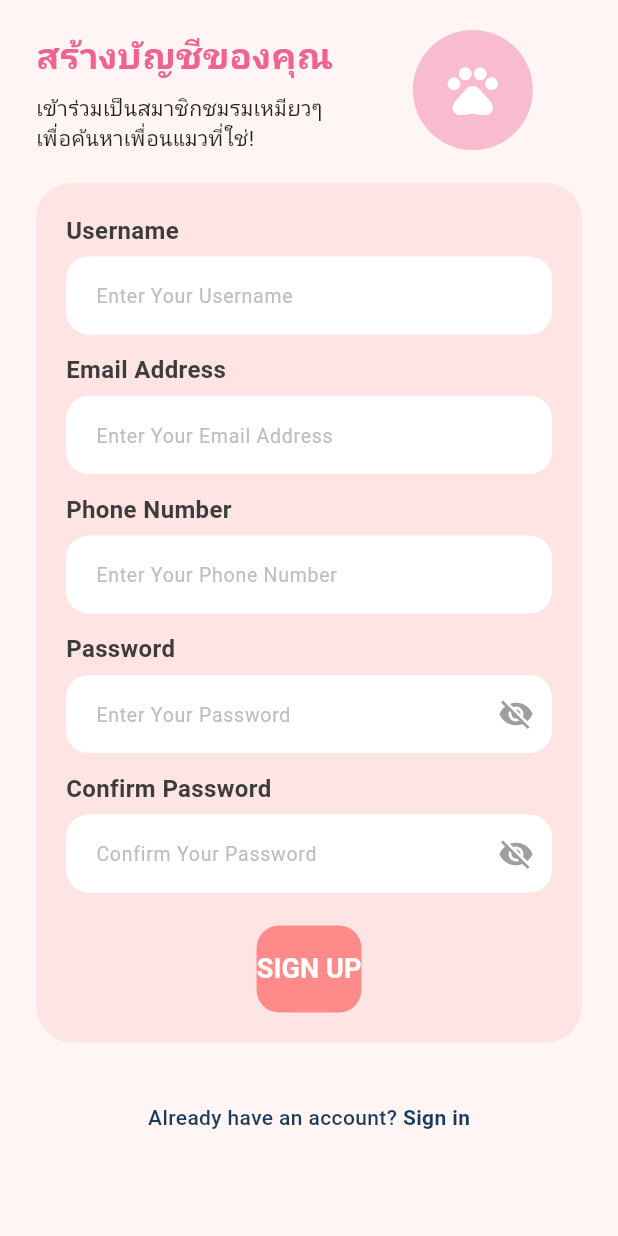
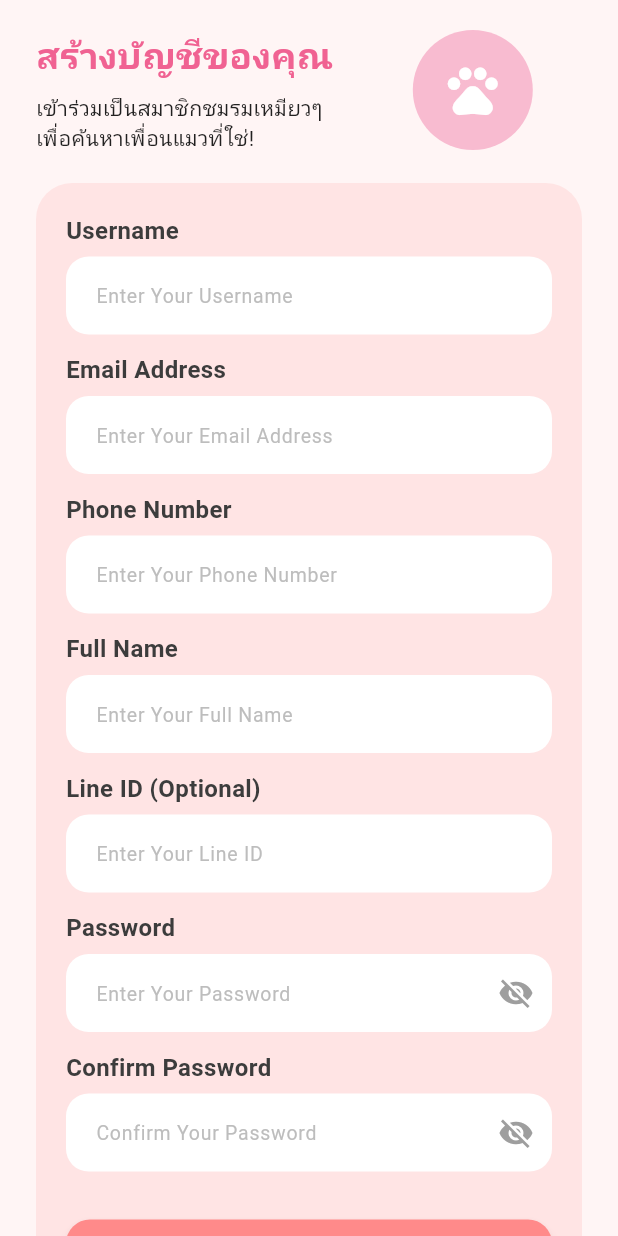
Before and after one commit to nadee157567-pixel/Project-2-, a Flutter app: the LoginScreen screen opened directly, after a tap on "Sign up", on a phone screen of 412 x 824 dp. Run offline on Flutter 3.47's test engine with Material 3 defaults, Android fonts, the phone set to English and light mode, and no system bars; our stand-ins replace image_picker; network calls fail.

Commit message:
feat: add user profile, authentication, and evaluation screens with database schema support

```diff
--- a/catslover_app/lib/screens/login_screen.dart
+++ b/catslover_app/lib/screens/login_screen.dart
@@ -2,7 +2,7 @@ import 'package:flutter/material.dart';
 import 'package:http/http.dart' as http;
 import 'dart:convert';
 import 'signup_screen.dart';
-import 'home_screen.dart'; // We'll navigate here on success
+import 'home_screen.dart';
 import '../config/api_config.dart';
 
 class LoginScreen extends StatefulWidget {
@@ -67,7 +67,7 @@ class _LoginScreenState extends State<LoginScreen> {
   @override
   Widget build(BuildContext context) {
     return Scaffold(
-      backgroundColor: const Color(0xFFFFF5F5), // Pale pink background
+      backgroundColor: const Color(0xFFFFF5F5),
       body: SafeArea(
         child: SingleChildScrollView(
           padding: const EdgeInsets.symmetric(horizontal: 24.0, vertical: 40.0),
@@ -75,7 +75,6 @@ class _LoginScreenState extends State<LoginScreen> {
             crossAxisAlignment: CrossAxisAlignment.stretch,
             children: [
               const SizedBox(height: 20),
-              // Header & Mascot
               Row(
                 crossAxisAlignment: CrossAxisAlignment.start,
                 children: [
@@ -119,11 +118,10 @@ class _LoginScreenState extends State<LoginScreen> {
               ),
               const SizedBox(height: 40),
 
-              // Login Card
               Container(
                 padding: const EdgeInsets.all(24),
                 decoration: BoxDecoration(
-                  color: const Color(0xFFFFE4E4), // Light pink card
+                  color: const Color(0xFFFFE4E4),
                   borderRadius: BorderRadius.circular(30),
                 ),
                 child: Column(
@@ -133,12 +131,11 @@ class _LoginScreenState extends State<LoginScreen> {
                       style: TextStyle(
                         fontSize: 20,
                         fontWeight: FontWeight.bold,
-                        color: Color(0xFF1B3B5A), // Dark blue text
+                        color: Color(0xFF1B3B5A),
                       ),
                     ),
                     const SizedBox(height: 24),
 
-                    // Username
                     TextField(
                       controller: _usernameController,
                       decoration: InputDecoration(
@@ -156,7 +153,6 @@ class _LoginScreenState extends State<LoginScreen> {
                     ),
                     const SizedBox(height: 16),
 
-                    // Password
                     TextField(
                       controller: _passwordController,
                       obscureText: _isObscure,
@@ -186,7 +182,6 @@ class _LoginScreenState extends State<LoginScreen> {
                     ),
                     const SizedBox(height: 12),
 
-                    // Forgot password
                     Align(
                       alignment: Alignment.centerLeft,
                       child: TextButton(
@@ -202,34 +197,37 @@ class _LoginScreenState extends State<LoginScreen> {
               ),
               const SizedBox(height: 30),
 
-              // SIGN IN Button
               Padding(
                 padding: const EdgeInsets.symmetric(horizontal: 40),
+                child: SizedBox(
+                  width: double.infinity,
+                  height: 52,
                   child: ElevatedButton(
                     onPressed: _isLoading ? null : _login,
                     style: ElevatedButton.styleFrom(
-                    backgroundColor: const Color(0xFFFF8A8A), // Salmon pink
-                    padding: const EdgeInsets.symmetric(vertical: 16),
+                      backgroundColor: const Color(0xFFFF8A8A),
                       shape: RoundedRectangleBorder(
-                      borderRadius: BorderRadius.circular(15),
+                        borderRadius: BorderRadius.circular(16),
                       ),
-                    elevation: 0,
+                      elevation: 3,
+                      shadowColor: const Color(0xFFFF8A8A).withOpacity(0.4),
                     ),
                     child: _isLoading
-                      ? const SizedBox(height: 20, width: 20, child: CircularProgressIndicator(color: Colors.white, strokeWidth: 2))
+                        ? const SizedBox(height: 22, width: 22, child: CircularProgressIndicator(color: Colors.white, strokeWidth: 2.5))
                         : const Text(
                             "SIGN IN",
                             style: TextStyle(
                               fontSize: 18,
                               fontWeight: FontWeight.bold,
                               color: Colors.white,
+                              letterSpacing: 1.2,
+                            ),
                           ),
                   ),
                 ),
               ),
               const SizedBox(height: 40),
 
-              // Sign Up Link
               Row(
                 mainAxisAlignment: MainAxisAlignment.center,
                 children: [
--- a/catslover_app/lib/screens/signup_screen.dart
+++ b/catslover_app/lib/screens/signup_screen.dart
@@ -15,6 +15,8 @@ class _SignupScreenState extends State<SignupScreen> {
   final TextEditingController _usernameController = TextEditingController();
   final TextEditingController _emailController = TextEditingController();
   final TextEditingController _phoneController = TextEditingController();
+  final TextEditingController _fullnameController = TextEditingController();
+  final TextEditingController _lineIdController = TextEditingController();
   final TextEditingController _passwordController = TextEditingController();
   final TextEditingController _confirmController = TextEditingController();
 
@@ -26,11 +28,13 @@ class _SignupScreenState extends State<SignupScreen> {
     final username = _usernameController.text.trim();
     final email = _emailController.text.trim();
     final phone = _phoneController.text.trim();
+    final fullname = _fullnameController.text.trim();
+    final lineId = _lineIdController.text.trim();
     final password = _passwordController.text;
     final confirm = _confirmController.text;
 
-    if (username.isEmpty || email.isEmpty || password.isEmpty || confirm.isEmpty) {
-      ScaffoldMessenger.of(context).showSnackBar(const SnackBar(content: Text("กรุณากรอกข้อมูลให้ครบถ้วน")));
+    if (username.isEmpty || email.isEmpty || phone.isEmpty || fullname.isEmpty || password.isEmpty || confirm.isEmpty) {
+      ScaffoldMessenger.of(context).showSnackBar(const SnackBar(content: Text("กรุณากรอกข้อมูลที่จำเป็นให้ครบถ้วน")));
       return;
     }
 
@@ -49,6 +53,8 @@ class _SignupScreenState extends State<SignupScreen> {
           "username": username,
           "email": email,
           "phone": phone,
+          "fullname": fullname,
+          "line_id": lineId,
           "password": password
         }),
       );
@@ -178,31 +184,35 @@ class _SignupScreenState extends State<SignupScreen> {
                     _buildTextField("Username", "Enter Your Username", _usernameController),
                     _buildTextField("Email Address", "Enter Your Email Address", _emailController),
                     _buildTextField("Phone Number", "Enter Your Phone Number", _phoneController),
+                    _buildTextField("Full Name", "Enter Your Full Name", _fullnameController),
+                    _buildTextField("Line ID (Optional)", "Enter Your Line ID", _lineIdController),
                     _buildTextField("Password", "Enter Your Password", _passwordController, isPassword: true, isObscure: _isObscurePass, onToggleObscure: () => setState(() => _isObscurePass = !_isObscurePass)),
                     _buildTextField("Confirm Password", "Confirm Your Password", _confirmController, isPassword: true, isObscure: _isObscureConfirm, onToggleObscure: () => setState(() => _isObscureConfirm = !_isObscureConfirm)),
 
-                    const SizedBox(height: 10),
+                    const SizedBox(height: 20),
                     // SIGN UP Button
-                    Padding(
-                      padding: const EdgeInsets.symmetric(horizontal: 20),
+                    SizedBox(
+                      width: double.infinity,
+                      height: 52,
                       child: ElevatedButton(
                         onPressed: _isLoading ? null : _signup,
                         style: ElevatedButton.styleFrom(
                           backgroundColor: const Color(0xFFFF8A8A), // Salmon pink
-                          padding: const EdgeInsets.symmetric(vertical: 16),
                           shape: RoundedRectangleBorder(
-                            borderRadius: BorderRadius.circular(15),
+                            borderRadius: BorderRadius.circular(16),
                           ),
-                          elevation: 0,
+                          elevation: 3,
+                          shadowColor: const Color(0xFFFF8A8A).withOpacity(0.4),
                         ),
                         child: _isLoading
-                            ? const SizedBox(height: 20, width: 20, child: CircularProgressIndicator(color: Colors.white, strokeWidth: 2))
+                            ? const SizedBox(height: 22, width: 22, child: CircularProgressIndicator(color: Colors.white, strokeWidth: 2.5))
                             : const Text(
                                 "SIGN UP",
                                 style: TextStyle(
                                   fontSize: 18,
                                   fontWeight: FontWeight.bold,
                                   color: Colors.white,
+                                  letterSpacing: 1.2,
                                 ),
                               ),
                       ),
```
Also changed, not shown: catslover_app/lib/screens/adopter_profile_screen.dart (+36 -12 lines), catslover_app/lib/screens/cat_evaluation_screen.dart (+1 -26 lines), catslover_app/lib/screens/edit_profile_screen.dart (+29 -0 lines), catslover_app/lib/screens/user_profile_screen.dart (+10 -0 lines), 1 other file. Lines whose indentation alone changed are shown as unchanged.
